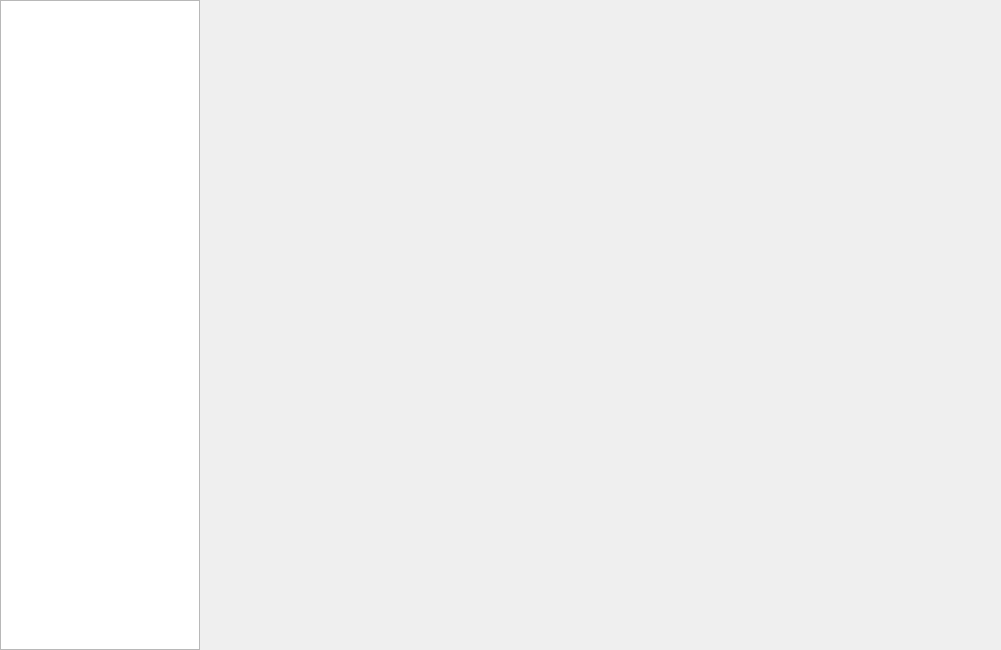
Qt form src/libs/widgets/examples/stylethemes/widgetform.ui (chengxuewen/QExt) before a commit.
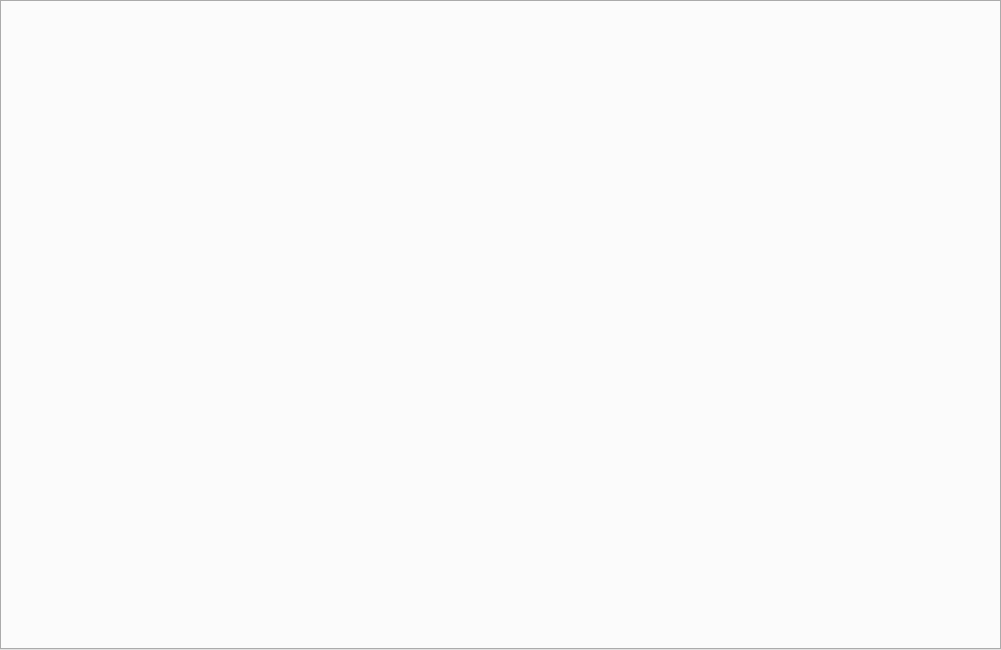
The same form after that commit.

Commit message: Optimize the compatibility of QExtNavigationListView with the QExt theme system.

Diff of the .ui file:
```diff
--- a/src/libs/widgets/examples/stylethemes/widgetform.ui
+++ b/src/libs/widgets/examples/stylethemes/widgetform.ui
@@ -30,23 +30,7 @@
     <number>0</number>
    </property>
    <item>
-    <widget class="QListWidget" name="listWidget">
-     <property name="minimumSize">
-      <size>
-       <width>200</width>
-       <height>0</height>
-      </size>
-     </property>
-     <property name="maximumSize">
-      <size>
-       <width>200</width>
-       <height>16777215</height>
-      </size>
-     </property>
-    </widget>
-   </item>
-   <item>
-    <widget class="QStackedWidget" name="stackedWidget"/>
+    <widget class="QTabWidget" name="tabWidget"/>
    </item>
   </layout>
  </widget>
```
The commit also changes 13 other files.
